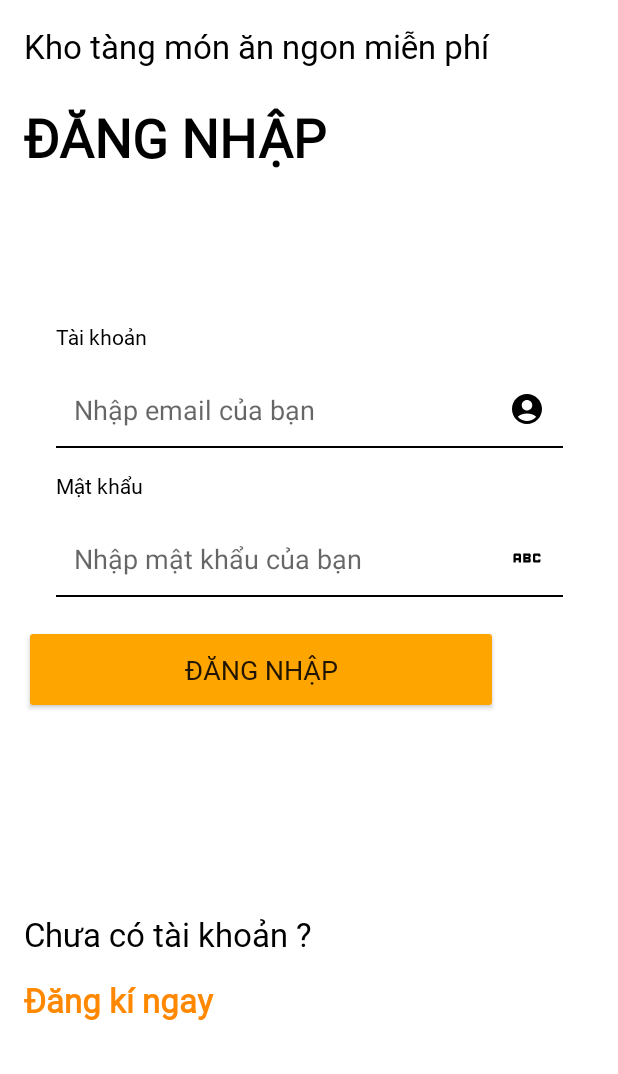
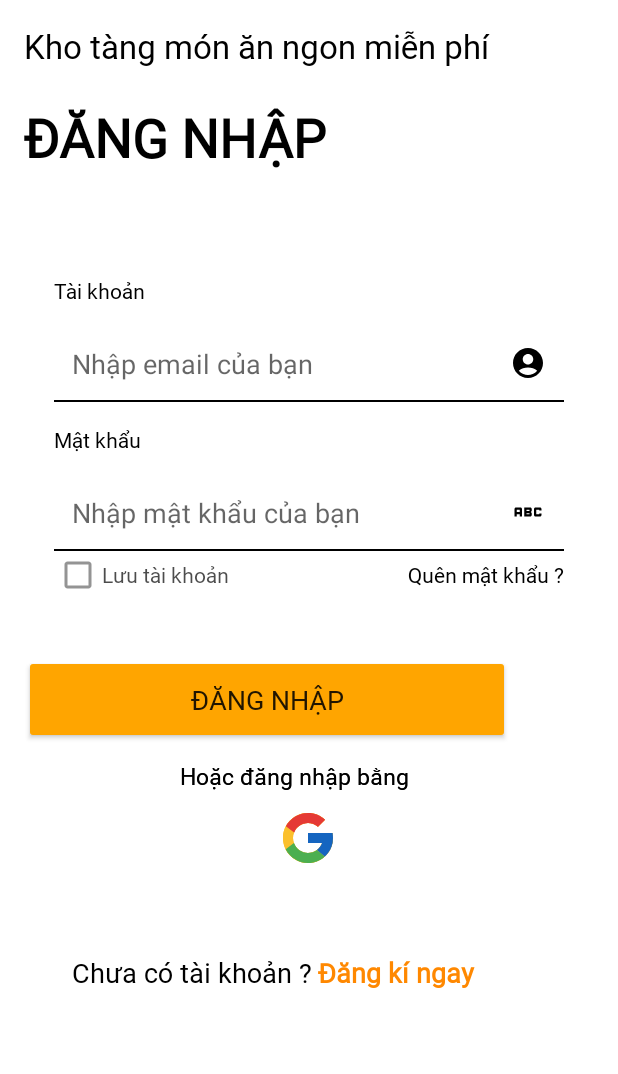
Before and after one commit to gacon04/mastertref, an Android app: the screen it shows after launch (Login before the commit, LoginActivity after it), on a phone screen of 412 x 824 dp, the part 162-1236 px from its top. Run offline under Robolectric (Android 15) with nearby library versions, the phone set to English and light mode, and no system bars.

Commit message:
st about reg

```diff
--- a/app/src/main/java/com/example/mastertref/Login.java
+++ /dev/null
@@ -1,23 +0,0 @@
-package com.example.mastertref;
-
-import android.os.Bundle;
-
-import androidx.activity.EdgeToEdge;
-import androidx.appcompat.app.AppCompatActivity;
-
-public class Login extends AppCompatActivity {
-    protected void onCreate(Bundle savedInstanceState) {
-        super.onCreate(savedInstanceState);
-        EdgeToEdge.enable(this);
-        setContentView(R.layout.login);
-
-
-
-
-
-
-
-
-    }
-
-}
--- /dev/null
+++ b/app/src/main/java/com/example/mastertref/LoginActivity.java
@@ -0,0 +1,33 @@
+package com.example.mastertref;
+
+import android.content.Intent;
+import android.os.Bundle;
+import android.view.View;
+import android.widget.TextView;
+
+import androidx.activity.EdgeToEdge;
+import androidx.appcompat.app.AppCompatActivity;
+
+public class LoginActivity extends AppCompatActivity {
+    protected void onCreate(Bundle savedInstanceState) {
+        super.onCreate(savedInstanceState);
+        EdgeToEdge.enable(this);
+        setContentView(R.layout.login);
+        TextView tvRegister = findViewById(R.id.tvRegister);
+        tvRegister.setOnClickListener(new View.OnClickListener() {
+            @Override
+            public void onClick(View v) {
+                Intent intent = new Intent(LoginActivity.this, RegisterActivity.class);
+                startActivity(intent);
+            }
+        });
+
+
+
+
+
+
+
+    }
+
+}
--- a/app/src/main/java/com/example/mastertref/MyAccount.java
+++ b/app/src/main/java/com/example/mastertref/MyAccountActivity.java
@@ -2,6 +2,6 @@ package com.example.mastertref;
 
 import androidx.appcompat.app.AppCompatActivity;
 
-public class MyAccount extends AppCompatActivity {
+public class MyAccountActivity extends AppCompatActivity {
 
 }
--- a/app/src/main/java/com/example/mastertref/Splash.java
+++ b/app/src/main/java/com/example/mastertref/SplashActitvity.java
@@ -7,7 +7,7 @@ import android.os.Looper;
 
 import androidx.appcompat.app.AppCompatActivity;
 
-public class Splash extends AppCompatActivity {
+public class SplashActitvity extends AppCompatActivity {
 
     @Override
     protected void onCreate(Bundle savedInstanceState) {
@@ -22,7 +22,7 @@ public class Splash extends AppCompatActivity {
         new Handler(Looper.getMainLooper()).postDelayed(new Runnable() {
             @Override
             public void run() {
-                Intent intent = new Intent(Splash.this, Login.class);
+                Intent intent = new Intent(SplashActitvity.this, LoginActivity.class);
                 startActivity(intent);
                 finish();
             }
--- /dev/null
+++ b/app/src/main/res/drawable/google_icon.xml
@@ -0,0 +1,18 @@
+<vector xmlns:android="http://schemas.android.com/apk/res/android"
+    android:width="144dp"
+    android:height="144dp"
+    android:viewportWidth="48"
+    android:viewportHeight="48">
+  <path
+      android:pathData="M43.611,20.083H42V20H24v8h11.303c-1.649,4.657 -6.08,8 -11.303,8c-6.627,0 -12,-5.373 -12,-12s5.373,-12 12,-12c3.059,0 5.842,1.154 7.961,3.039l5.657,-5.657C34.046,6.053 29.268,4 24,4C12.955,4 4,12.955 4,24s8.955,20 20,20s20,-8.955 20,-20C44,22.659 43.862,21.35 43.611,20.083z"
+      android:fillColor="#fbc02d"/>
+  <path
+      android:pathData="M6.306,14.691l6.571,4.819C14.655,15.108 18.961,12 24,12c3.059,0 5.842,1.154 7.961,3.039l5.657,-5.657C34.046,6.053 29.268,4 24,4C16.318,4 9.656,8.337 6.306,14.691z"
+      android:fillColor="#e53935"/>
+  <path
+      android:pathData="M24,44c5.166,0 9.86,-1.977 13.409,-5.192l-6.19,-5.238C29.211,35.091 26.715,36 24,36c-5.202,0 -9.619,-3.317 -11.283,-7.946l-6.522,5.025C9.505,39.556 16.227,44 24,44z"
+      android:fillColor="#4caf50"/>
+  <path
+      android:pathData="M43.611,20.083L43.595,20L42,20H24v8h11.303c-0.792,2.237 -2.231,4.166 -4.087,5.571c0.001,-0.001 0.002,-0.001 0.003,-0.002l6.19,5.238C36.971,39.205 44,34 44,24C44,22.659 43.862,21.35 43.611,20.083z"
+      android:fillColor="#1565c0"/>
+</vector>
--- /dev/null
+++ b/app/src/main/res/drawable/login_card_style.xml
@@ -0,0 +1,5 @@
+<?xml version="1.0" encoding="utf-8"?>
+<shape android:shape="rectangle" xmlns:android="http://schemas.android.com/apk/res/android">
+    <solid android:color="@color/white"/>
+    <corners android:bottomLeftRadius="15dp" android:bottomRightRadius="15dp"/>
+</shape>
--- a/app/src/main/res/layout/login.xml
+++ b/app/src/main/res/layout/login.xml
@@ -2,6 +2,11 @@
 <androidx.constraintlayout.widget.ConstraintLayout xmlns:android="http://schemas.android.com/apk/res/android"
     xmlns:app="http://schemas.android.com/apk/res-auto"
     xmlns:tools="http://schemas.android.com/tools"
+    android:layout_width="match_parent"
+    android:layout_height="match_parent"
+    android:background="@color/white">
+
+    <androidx.constraintlayout.widget.ConstraintLayout
         android:layout_width="match_parent"
         android:layout_height="match_parent"
         android:background="@color/white">
@@ -50,10 +55,10 @@
 
         <Button
             android:id="@+id/btnLogin"
-        android:layout_width="316dp"
+            android:layout_width="324dp"
             android:layout_height="59dp"
             android:layout_marginStart="16dp"
-        android:layout_marginBottom="240dp"
+            android:layout_marginBottom="220dp"
             android:backgroundTint="@color/orange"
             android:fontFamily="@font/sfpro_bold"
             android:text="Đăng nhập"
@@ -74,35 +79,35 @@
 
         <TextView
             android:id="@+id/textView8"
-        android:layout_width="378dp"
-        android:layout_height="40dp"
-        android:layout_marginStart="16dp"
-        android:layout_marginTop="132dp"
+            android:layout_width="162dp"
+            android:layout_height="33dp"
+            android:layout_marginStart="48dp"
+            android:layout_marginTop="140dp"
             android:fontFamily="@font/sfpro_medi"
             android:text="Chưa có tài khoản ?"
             android:textColor="@android:color/black"
-        android:textSize="22sp"
+            android:textSize="18sp"
             app:layout_constraintStart_toStartOf="parent"
             app:layout_constraintTop_toBottomOf="@+id/btnLogin" />
 
         <TextView
-        android:id="@+id/textView11"
-        android:layout_width="378dp"
-        android:layout_height="40dp"
-        android:layout_marginStart="16dp"
-        android:layout_marginTop="176dp"
+            android:id="@+id/tvRegister"
+            android:layout_width="110dp"
+            android:layout_height="32dp"
+            android:layout_marginStart="212dp"
+            android:layout_marginTop="140dp"
             android:fontFamily="@font/sfpro_semibold"
             android:text="Đăng kí ngay"
             android:textColor="@android:color/holo_orange_dark"
             android:textFontWeight="700"
-        android:textSize="22sp"
+            android:textSize="18sp"
 
             app:layout_constraintStart_toStartOf="parent"
             app:layout_constraintTop_toBottomOf="@+id/btnLogin" />
 
         <LinearLayout
-        android:layout_width="338dp"
-        android:layout_height="201dp"
+            android:layout_width="340dp"
+            android:layout_height="232dp"
             android:layout_marginBottom="300dp"
             android:background="@color/white"
             android:orientation="vertical"
@@ -122,16 +127,18 @@
                 android:id="@+id/edtEmail"
                 android:layout_width="match_parent"
                 android:layout_height="wrap_content"
+                android:background="@android:color/transparent"
                 android:drawableEnd="@drawable/account_icon"
                 android:hint="Nhập email của bạn"
-            android:background="@android:color/transparent"
                 android:minHeight="48dp"
                 android:padding="12dp"
                 android:textColor="@android:color/black" />
+
             <View
                 android:layout_width="match_parent"
                 android:layout_height="1dp"
-            android:background="@android:color/black"/>
+                android:background="@android:color/black" />
+
             <View
                 android:layout_width="wrap_content"
                 android:layout_height="15dp" />
@@ -148,18 +155,97 @@
                 android:id="@+id/editPassword"
                 android:layout_width="match_parent"
                 android:layout_height="wrap_content"
+                android:background="@android:color/transparent"
                 android:drawableEnd="@drawable/abc_icon"
                 android:hint="Nhập mật khẩu của bạn"
+                android:inputType="textPassword"
                 android:minHeight="48dp"
                 android:padding="12dp"
-            android:inputType="textPassword"
-            android:textColor="@android:color/black"
-            android:background="@android:color/transparent"/>
+                android:textColor="@android:color/black" />
+
             <View
                 android:layout_width="match_parent"
                 android:layout_height="1dp"
-            android:background="@android:color/black"/>
+                android:background="@android:color/black" />
+
+            <RelativeLayout
+                android:layout_width="match_parent"
+                android:layout_height="wrap_content">
+
+                <CheckBox
+                    android:layout_width="wrap_content"
+                    android:layout_height="wrap_content"
+                    android:layout_centerVertical="true"
+                    android:alpha="0.7"
+                    android:fontFamily="@font/sfpro_regu"
+                    android:text="Lưu tài khoản"
+                    android:textColor="@android:color/black" />
+
+                <TextView
+                    android:layout_width="wrap_content"
+                    android:layout_height="wrap_content"
+                    android:layout_alignParentEnd="true"
+                    android:layout_centerVertical="true"
+                    android:fontFamily="@font/sfpro_regu"
+                    android:text="Quên mật khẩu ?"
+                    android:textColor="@android:color/black" />
+            </RelativeLayout>
         </LinearLayout>
+
+        <TextView
+            android:layout_width="wrap_content"
+            android:layout_height="wrap_content"
+            android:layout_gravity="center"
+            android:layout_marginStart="120dp"
+            android:layout_marginBottom="188dp"
+            android:fontFamily="@font/sfpro_regu"
+            android:text="Hoặc đăng nhập bằng"
+            android:textColor="@android:color/black"
+            android:textSize="15sp"
+            app:layout_constraintBottom_toBottomOf="parent"
+            app:layout_constraintStart_toStartOf="parent" />
+
+        <ImageView
+            android:layout_width="40dp"
+            android:layout_height="40dp"
+            android:layout_margin="12dp"
+            android:background="@drawable/google_icon"
+            app:layout_constraintBottom_toBottomOf="parent"
+            app:layout_constraintEnd_toEndOf="parent"
+            app:layout_constraintHorizontal_bias="0.498"
+            app:layout_constraintStart_toStartOf="parent"
+            app:layout_constraintTop_toTopOf="parent"
+            app:layout_constraintVertical_bias="0.835" />
+
 
 
     </androidx.constraintlayout.widget.ConstraintLayout>
+
+
+
+    <TextView
+        android:layout_width="wrap_content"
+        android:layout_height="wrap_content"
+        android:layout_gravity="center"
+        android:layout_marginStart="120dp"
+        android:layout_marginBottom="188dp"
+        android:fontFamily="@font/sfpro_regu"
+        android:textSize="15sp"
+        android:text="Hoặc đăng nhập bằng"
+        android:textColor="@android:color/black"
+        app:layout_constraintBottom_toBottomOf="parent"
+        app:layout_constraintStart_toStartOf="parent" />
+
+    <ImageView
+        android:layout_width="40dp"
+        android:layout_height="40dp"
+        android:layout_margin="12dp"
+        android:background="@drawable/google_icon"
+        app:layout_constraintBottom_toBottomOf="parent"
+        app:layout_constraintEnd_toEndOf="parent"
+        app:layout_constraintHorizontal_bias="0.498"
+        app:layout_constraintStart_toStartOf="parent"
+        app:layout_constraintTop_toTopOf="parent"
+        app:layout_constraintVertical_bias="0.835" />
+
+</androidx.constraintlayout.widget.ConstraintLayout>
--- a/app/src/main/res/values/colors.xml
+++ b/app/src/main/res/values/colors.xml
@@ -36,6 +36,7 @@
     <color name="dark_red">#8B0000</color>
     <color name="dark_blue">#00008B</color>
     <color name="dark_green">#006400</color>
+    <color name="dark_orange">#FF8C00</color>
 
     <!-- Lighter Shades -->
     <color name="light_blue">#ADD8E6</color>
@@ -60,4 +61,5 @@
     <color name="warning">#FF9800</color>
     <color name="info">#2196F3</color>
 
+
 </resources>
```
Also changed, not shown: app/src/main/AndroidManifest.xml (+6 -2 lines), app/src/main/java/com/example/mastertref/RegisterActivity.java (added, +30 -0 lines), app/src/main/res/layout/register.xml (added, +226 -0 lines). Lines whose indentation alone changed are shown as unchanged.
